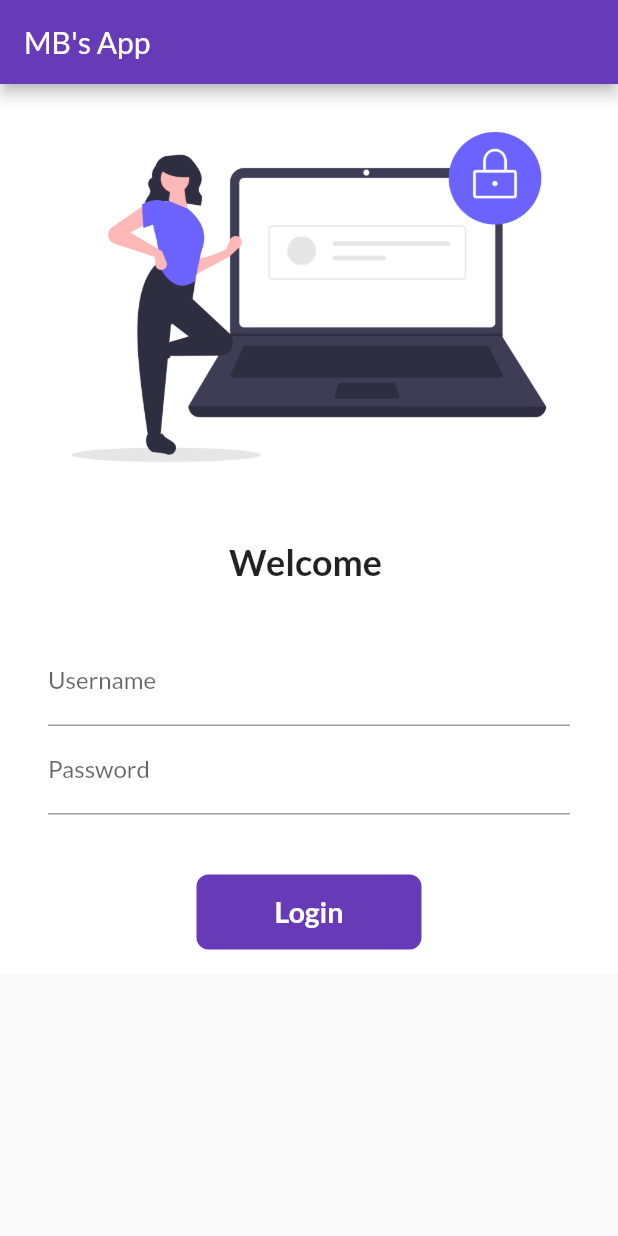
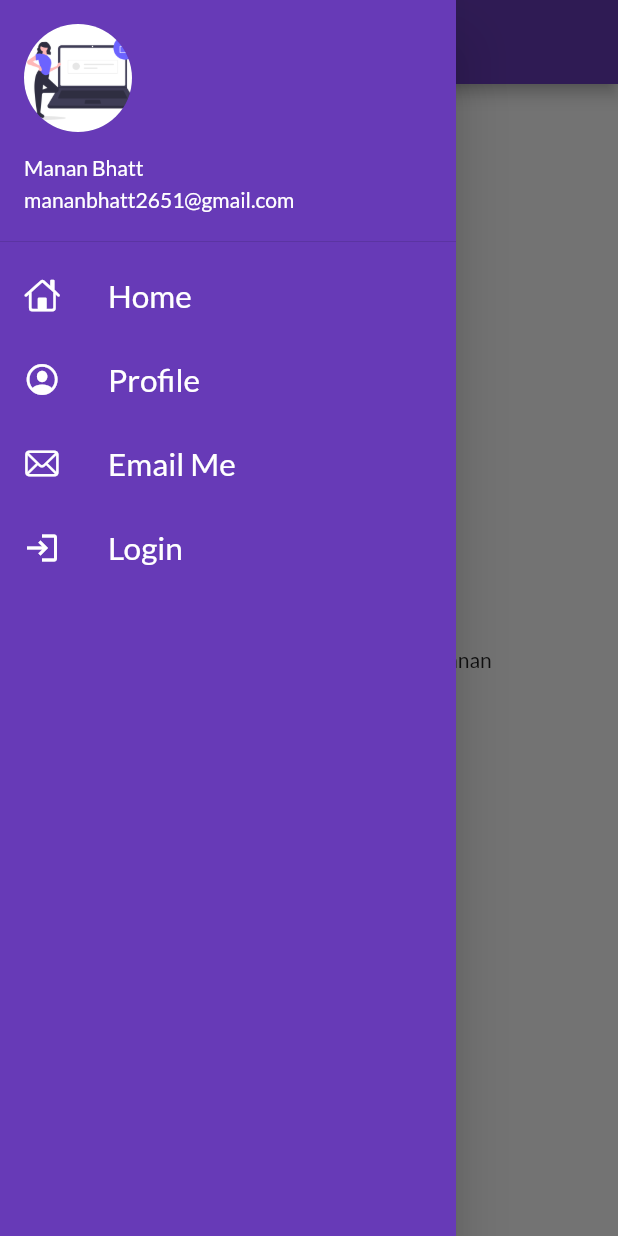
Before and after one commit to Manan2651/30DaysofFultter, a Flutter app: the screen it shows after launch, with the side drawer open (before the commit the screen has no drawer), on a phone screen of 412 x 824 dp. Run offline on Flutter 3.47's test engine with Material 2 defaults, Android fonts, the phone set to English and light mode, and no system bars; our stand-ins replace google_fonts.

Commit message:
day 9 completed

```diff
--- a/lib/main.dart
+++ b/lib/main.dart
@@ -18,7 +18,7 @@ class MyApp extends StatelessWidget {
           primarySwatch: Colors.deepPurple,
           fontFamily: GoogleFonts.lato().fontFamily),
       darkTheme: ThemeData(brightness: Brightness.dark),
-      // initialRoute: "/home",
+      initialRoute: "/home",
       routes: {
         "/": (context) => LoginPage(),
         "/home": (context) => HomePage(),
--- a/lib/pages/home_page.dart
+++ b/lib/pages/home_page.dart
@@ -1,5 +1,5 @@
-
 import 'package:flutter/material.dart';
+import '../widgets/drawer.dart';
 
 class HomePage extends StatelessWidget {
   const HomePage({super.key});
@@ -18,7 +18,7 @@ class HomePage extends StatelessWidget {
           child: Text("Welcome to $days days of flutter by $name"),
         ),
       ),
-      drawer: Drawer(),
+      drawer: MyDrawer(),
     );
   }
 }
--- a/lib/pages/login_page.dart
+++ b/lib/pages/login_page.dart
@@ -65,7 +65,7 @@ class _LoginPageState extends State<LoginPage> {
                               labelText: "Username"),
                           validator: (value) {
                             if (value!.isEmpty) {
-                              return "Username Cannot be empty";
+                              return " Username Cannot be empty";
                             }
                             return null;
                           },
--- /dev/null
+++ b/lib/widgets/drawer.dart
@@ -0,0 +1,64 @@
+import 'package:flutter/cupertino.dart';
+import 'package:flutter/material.dart';
+
+import '../utils/routes.dart';
+
+class MyDrawer extends StatelessWidget {
+  // const MyDrawer({super.key});
+  static const IconData login = IconData(0xe3b2, fontFamily: 'MaterialIcons');
+  @override
+  Widget build(BuildContext context) {
+    return Drawer(
+      child: Container(
+        color: Colors.deepPurple,
+        child: ListView(
+          padding: EdgeInsets.zero,
+          children: [
+            DrawerHeader(
+                padding: EdgeInsets.zero,
+                child: UserAccountsDrawerHeader(
+                    margin: EdgeInsets.zero,
+                    currentAccountPicture: CircleAvatar(
+                        backgroundImage:
+                            AssetImage("assets/images/login_image.png")),
+                    accountName: Text("Manan Bhatt"),
+                    accountEmail: Text("mananbhatt2651@gmail.com"))),
+            ListTile(
+              leading: Icon(
+                CupertinoIcons.home,
+                color: Colors.white,
+              ),
+              title: Text("Home",
+                  textScaleFactor: 1.5, style: TextStyle(color: Colors.white)),
+            ),
+            ListTile(
+              leading: Icon(
+                CupertinoIcons.profile_circled,
+                color: Colors.white,
+              ),
+              title: Text("Profile",
+                  textScaleFactor: 1.5, style: TextStyle(color: Colors.white)),
+            ),
+            ListTile(
+              leading: Icon(
+                CupertinoIcons.mail,
+                color: Colors.white,
+              ),
+              title: Text("Email Me",
+                  textScaleFactor: 1.5, style: TextStyle(color: Colors.white)),
+            ),
+            ListTile(
+              onTap: () => Navigator.pushNamed(context, MyRoutes.loginRoute),
+              leading: Icon(
+                login,
+                color: Colors.white,
+              ),
+              title: Text("Login",
+                  textScaleFactor: 1.5, style: TextStyle(color: Colors.white)),
+            ),
+          ],
+        ),
+      ),
+    );
+  }
+}
```
